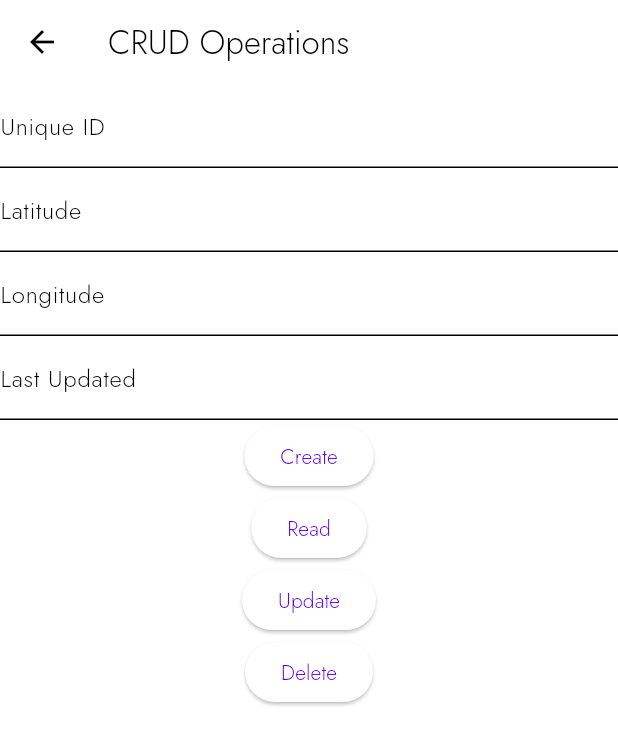
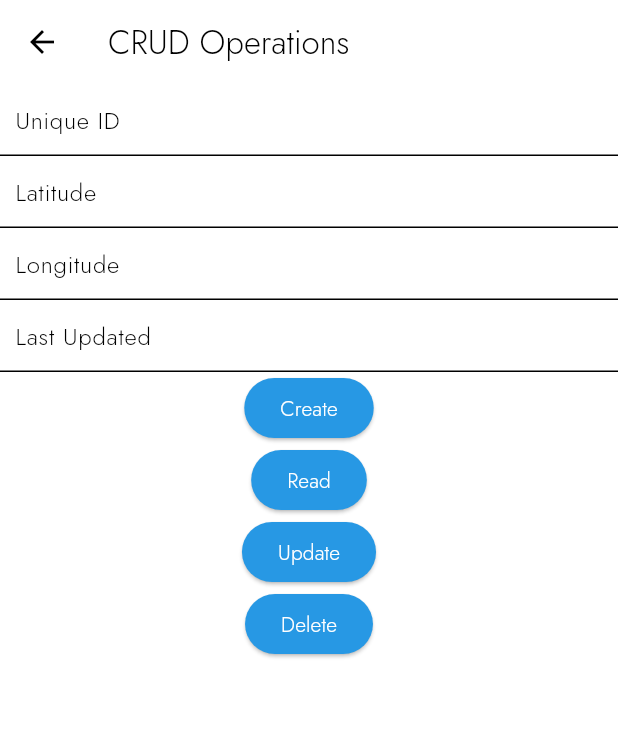
Before and after one commit to shadabtanjeed/ElderRing, a Flutter app: the MapMenu screen opened directly, after a tap on "CRUDs", on a phone screen of 412 x 824 dp. Shown: the top 745 px of the screen. Run offline on Flutter 3.47's test engine with Material 3 defaults, Android fonts, the phone set to English and light mode, and no system bars; our stand-ins replace cloud_firestore, firebase_auth, firebase_core, fluttertoast, google_maps_flutter, location and 1 more; accounts and stored records are empty.

Commit message:
added consistency in design

```diff
--- a/elder_ring/lib/Locations/crudscreen.dart
+++ b/elder_ring/lib/Locations/crudscreen.dart
@@ -3,7 +3,7 @@ import 'package:flutter/material.dart';
 import 'package:elder_ring/models/locationObj.dart';
 
 class CrudScreen extends StatefulWidget {
-  const CrudScreen({super.key});
+  const CrudScreen({Key? key}) : super(key: key);
 
   @override
   _CrudScreenState createState() => _CrudScreenState();
@@ -21,23 +21,36 @@ class _CrudScreenState extends State<CrudScreen> {
       appBar: AppBar(
         title: const Text('CRUD Operations'),
       ),
-      body: Column(
+      body: SingleChildScrollView(
+        child: Column(
           children: [
             TextField(
               controller: uniqueIdController,
-            decoration: const InputDecoration(labelText: 'Unique ID'),
+              decoration: InputDecoration(
+                labelText: 'Unique ID',
+                contentPadding: const EdgeInsets.only(left: 10),
+              ),
             ),
             TextField(
               controller: latitudeController,
-            decoration: const InputDecoration(labelText: 'Latitude'),
+              decoration: InputDecoration(
+                labelText: 'Latitude',
+                contentPadding: const EdgeInsets.only(left: 10),
+              ),
             ),
             TextField(
               controller: longitudeController,
-            decoration: const InputDecoration(labelText: 'Longitude'),
+              decoration: InputDecoration(
+                labelText: 'Longitude',
+                contentPadding: const EdgeInsets.only(left: 10),
+              ),
             ),
             TextField(
               controller: updatedOnController,
-            decoration: const InputDecoration(labelText: 'Last Updated'),
+              decoration: InputDecoration(
+                labelText: 'Last Updated',
+                contentPadding: const EdgeInsets.only(left: 10),
+              ),
               readOnly: true,
             ),
             ElevatedButton(
@@ -52,6 +65,10 @@ class _CrudScreenState extends State<CrudScreen> {
                 );
                 await locationObj.createLocation();
               },
+              style: ButtonStyle(
+                backgroundColor: MaterialStateProperty.all(Color(0xFF2798E4)),
+                foregroundColor: MaterialStateProperty.all(Colors.white),
+              ),
               child: const Text('Create'),
             ),
             ElevatedButton(
@@ -67,6 +84,10 @@ class _CrudScreenState extends State<CrudScreen> {
                     locationObj.position.longitude.toString();
                 updatedOnController.text = locationObj.updated_on.toString();
               },
+              style: ButtonStyle(
+                backgroundColor: MaterialStateProperty.all(Color(0xFF2798E4)),
+                foregroundColor: MaterialStateProperty.all(Colors.white),
+              ),
               child: const Text('Read'),
             ),
             ElevatedButton(
@@ -81,6 +102,10 @@ class _CrudScreenState extends State<CrudScreen> {
                 );
                 await locationObj.updateLocation(locationObj.position);
               },
+              style: ButtonStyle(
+                backgroundColor: MaterialStateProperty.all(Color(0xFF2798E4)),
+                foregroundColor: MaterialStateProperty.all(Colors.white),
+              ),
               child: const Text('Update'),
             ),
             ElevatedButton(
@@ -92,10 +117,15 @@ class _CrudScreenState extends State<CrudScreen> {
                 );
                 await locationObj.deleteLocation();
               },
+              style: ButtonStyle(
+                backgroundColor: MaterialStateProperty.all(Color(0xFF2798E4)),
+                foregroundColor: MaterialStateProperty.all(Colors.white),
+              ),
               child: const Text('Delete'),
             ),
           ],
         ),
+      ),
     );
   }
 }
--- a/elder_ring/lib/Locations/mapMenu.dart
+++ b/elder_ring/lib/Locations/mapMenu.dart
@@ -5,7 +5,7 @@ import 'crudscreen.dart';
 import 'getLocation.dart';
 
 class MapMenu extends StatefulWidget {
-  const MapMenu({super.key});
+  const MapMenu({Key? key}) : super(key: key);
 
   @override
   State<MapMenu> createState() => _MapMenuState();
@@ -34,6 +34,10 @@ class _MapMenuState extends State<MapMenu> {
                   });
                 });
               },
+              style: ButtonStyle(
+                backgroundColor: MaterialStateProperty.all(Color(0xFF2798E4)),
+                foregroundColor: MaterialStateProperty.all(Colors.white),
+              ),
               child: const Text('Fetch Location'),
             ),
             const SizedBox(height: 20),
@@ -53,6 +57,10 @@ class _MapMenuState extends State<MapMenu> {
                   MaterialPageRoute(builder: (context) => const GetLocation()),
                 );
               },
+              style: ButtonStyle(
+                backgroundColor: MaterialStateProperty.all(Color(0xFF2798E4)),
+                foregroundColor: MaterialStateProperty.all(Colors.white),
+              ),
               child: const Text('Show Live Location'),
             ),
             const SizedBox(height: 20),
@@ -64,6 +72,10 @@ class _MapMenuState extends State<MapMenu> {
                       builder: (context) => const ShareLocation()),
                 );
               },
+              style: ButtonStyle(
+                backgroundColor: MaterialStateProperty.all(Color(0xFF2798E4)),
+                foregroundColor: MaterialStateProperty.all(Colors.white),
+              ),
               child: const Text('Fire Share'),
             ),
             const SizedBox(height: 20),
@@ -74,14 +86,22 @@ class _MapMenuState extends State<MapMenu> {
                   MaterialPageRoute(builder: (context) => const CrudScreen()),
                 );
               },
+              style: ButtonStyle(
+                backgroundColor: MaterialStateProperty.all(Color(0xFF2798E4)),
+                foregroundColor: MaterialStateProperty.all(Colors.white),
+              ),
               child: const Text('CRUDs'),
             ),
             const SizedBox(height: 20),
             ElevatedButton(
               onPressed: () {
-                Navigator.pop(
-                    context); // Navigates back to the previous screen (HomePage)
+                Navigator.pop(context);
               },
+              style: ButtonStyle(
+                backgroundColor:
+                    MaterialStateProperty.all(const Color(0xFF2798E4)),
+                foregroundColor: MaterialStateProperty.all(Colors.white),
+              ),
               child: const Text('Go Back'),
             ),
           ],
```
Lines whose indentation alone changed are shown as unchanged.
